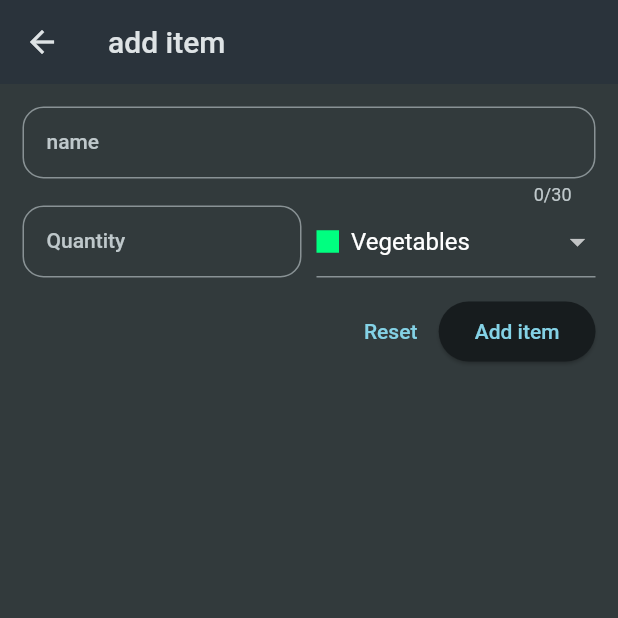
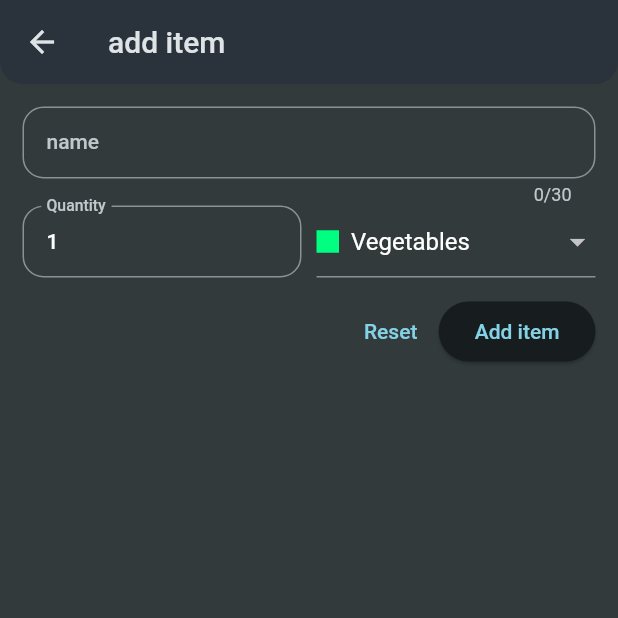
Before and after one commit to AmmarAlharbii/shopping_app_with_backend, a Flutter app: the screen it shows after launch, after a tap on the "add" icon, on a phone screen of 412 x 824 dp, the top half of it. Run offline on Flutter 3.47's test engine with Material 2 defaults, Android fonts, the phone set to English and light mode, and no system bars; our stand-ins replace google_fonts; network calls fail; Roboto replaces fonts that are missing (Acme).

```diff
--- a/lib/view/groceries_view.dart
+++ b/lib/view/groceries_view.dart
@@ -4,8 +4,9 @@ import 'package:flutter/material.dart';
 import 'package:http/http.dart' as http;
 import 'package:shopping_list_app/data/categories.dart';
 import 'package:shopping_list_app/model/grocery.dart';
-import 'package:shopping_list_app/view/empty_list.dart';
+import 'package:shopping_list_app/widget/empty_list.dart';
 import 'package:shopping_list_app/view/new_item.dart';
+import 'package:shopping_list_app/widget/error_widget.dart';
 import 'package:shopping_list_app/widget/groceries_tile.dart';
 import 'package:shopping_list_app/widget/loading_circle.dart';
 
@@ -19,6 +20,7 @@ class GroceriesView extends StatefulWidget {
 class _GroceriesViewState extends State<GroceriesView> {
   List<GroceryItem> _groceryList = [];
   bool isLoading = true;
+  String? error;
   @override
   void initState() {
     super.initState();
@@ -26,9 +28,28 @@ class _GroceriesViewState extends State<GroceriesView> {
   }
 
   void _loadItems() async {
+    //method for fetch data
     final url = Uri.https(
         'shoppinglist-cd4be-default-rtdb.firebaseio.com', 'shopping-list.json');
+
+    try {
+      //try catch for any error will happend in take response
       final response = await http.get(url); //linked and make response
+      if (response.statusCode >= 400) {
+        setState(() {
+          error = 'fetch data filed,please try again later.';
+        });
+      }
+
+      if (response.body == 'null') {
+        //hanlding if the data was null or empty
+
+        setState(() {
+          isLoading = false;
+        });
+        return;
+      }
+
       final Map<String, dynamic> listData =
           jsonDecode(response.body); //fetch data from api
       final List<GroceryItem> loadedItems = [];
@@ -36,7 +57,7 @@ class _GroceriesViewState extends State<GroceriesView> {
         final categoryItem = categories.entries
             .firstWhere(
               (catItem) => catItem.value.title == item.value['category'],
-          ) //review here
+            ) //take a category which has same title
             .value;
         loadedItems.add(
           GroceryItem(
@@ -50,6 +71,11 @@ class _GroceriesViewState extends State<GroceriesView> {
         _groceryList = loadedItems;
         isLoading = false;
       });
+    } catch (e) {
+      setState(() {
+        error = 'something went wrong ,please try again later.';
+      });
+    }
   }
 
   void addItem() async {
@@ -67,28 +93,53 @@ class _GroceriesViewState extends State<GroceriesView> {
     });
   }
 
-  void _removeItem(GroceryItem item) {
-    //remove item
+  void _removeItem(GroceryItem item) async {
+    final index = _groceryList.indexOf(item);
     setState(() {
+      //remove item localy
       _groceryList.remove(item);
     });
+
+    final url = Uri.https(
+        //url for the item will we deleting
+        'shoppinglist-cd4be-default-rtdb.firebaseio.com',
+        'shopping-list/${item.id}.json');
+    final response = await http.delete(url); //delete from backend
+    if (!context.mounted) {
+      return;
+    }
+    if (response.statusCode >= 400) {
+      ScaffoldMessenger.of(context).showSnackBar(
+        const SnackBar(
+          content: Text(
+            'error while delteing try again later',
+          ),
+        ),
+      );
+      setState(() {
+        _groceryList.insert(index, item);
+      });
+    } else {
+      ScaffoldMessenger.of(context).showSnackBar(
+        const SnackBar(
+          content: Text(
+            'item deleted successfully',
+          ),
+        ),
+      );
+    }
   }
 
   @override
   Widget build(BuildContext context) {
-    return Scaffold(
-      appBar: AppBar(
-        title: const Text(
-          'Your Groceries',
-          style: TextStyle(fontSize: 18),
-        ),
-        actions: [IconButton(onPressed: addItem, icon: const Icon(Icons.add))],
-      ),
-      body: isLoading
-          ? const LoadingWidget() // if loading will show circle indicator
-          : _groceryList.isEmpty
-              ? const EmptyList() // after check loading it will chick for the list if empty
-              : ListView.builder(
+    Widget content = const EmptyList(); //intial content if list empty
+    if (isLoading) {
+      // if waiting for response
+      content = const LoadingWidget();
+    }
+    if (_groceryList.isNotEmpty) {
+      //if get data and list not empty
+      content = content = ListView.builder(
         // list of groceryItems display
         itemCount: _groceryList.length,
         itemBuilder: (context, index) {
@@ -105,7 +156,26 @@ class _GroceriesViewState extends State<GroceriesView> {
             ),
           );
         },
+      );
+    }
+    if (error != null) {
+      //error handling
+      content = ErrorWidgetMessage(message: error!);
+    }
+    return Scaffold(
+      appBar: AppBar(
+        shape: const RoundedRectangleBorder(
+          borderRadius: BorderRadius.vertical(
+            bottom: Radius.elliptical(15, 15),
           ),
+        ),
+        title: const Text(
+          'Your Groceries',
+          style: TextStyle(fontSize: 18),
+        ),
+        actions: [IconButton(onPressed: addItem, icon: const Icon(Icons.add))],
+      ),
+      body: content,
     );
   }
 }
--- a/lib/view/new_item.dart
+++ b/lib/view/new_item.dart
@@ -58,6 +58,11 @@ class _NewItemState extends State<NewItem> {
   Widget build(BuildContext context) {
     return Scaffold(
       appBar: AppBar(
+        shape: const RoundedRectangleBorder(
+          borderRadius: BorderRadius.vertical(
+            bottom: Radius.elliptical(15, 15),
+          ),
+        ),
         title: const Text('add item'),
       ),
       body: Padding(
@@ -97,6 +102,7 @@ class _NewItemState extends State<NewItem> {
                     child: TextFormField(
                       style: const TextStyle(color: Colors.white),
                       //Quantity
+                      initialValue: '1',
                       keyboardType: TextInputType.number,
                       decoration: const InputDecoration(
                           border: OutlineInputBorder(
--- a/lib/view/empty_list.dart
+++ b/lib/widget/empty_list.dart
@@ -11,7 +11,7 @@ class EmptyList extends StatelessWidget {
         'Empty list',
         style: Theme.of(context)
             .textTheme
-            .headlineLarge!
+            .headlineMedium!
             .copyWith(color: Colors.white),
       ),
     );
--- /dev/null
+++ b/lib/widget/error_widget.dart
@@ -0,0 +1,19 @@
+import 'package:flutter/material.dart';
+
+class ErrorWidgetMessage extends StatelessWidget {
+  const ErrorWidgetMessage({super.key, required this.message});
+  final String message;
+
+  @override
+  Widget build(BuildContext context) {
+    return Center(
+      child: Text(
+        message,
+        style: Theme.of(context)
+            .textTheme
+            .titleMedium!
+            .copyWith(color: Colors.white),
+      ),
+    );
+  }
+}
```
Lines whose indentation alone changed are shown as unchanged.
